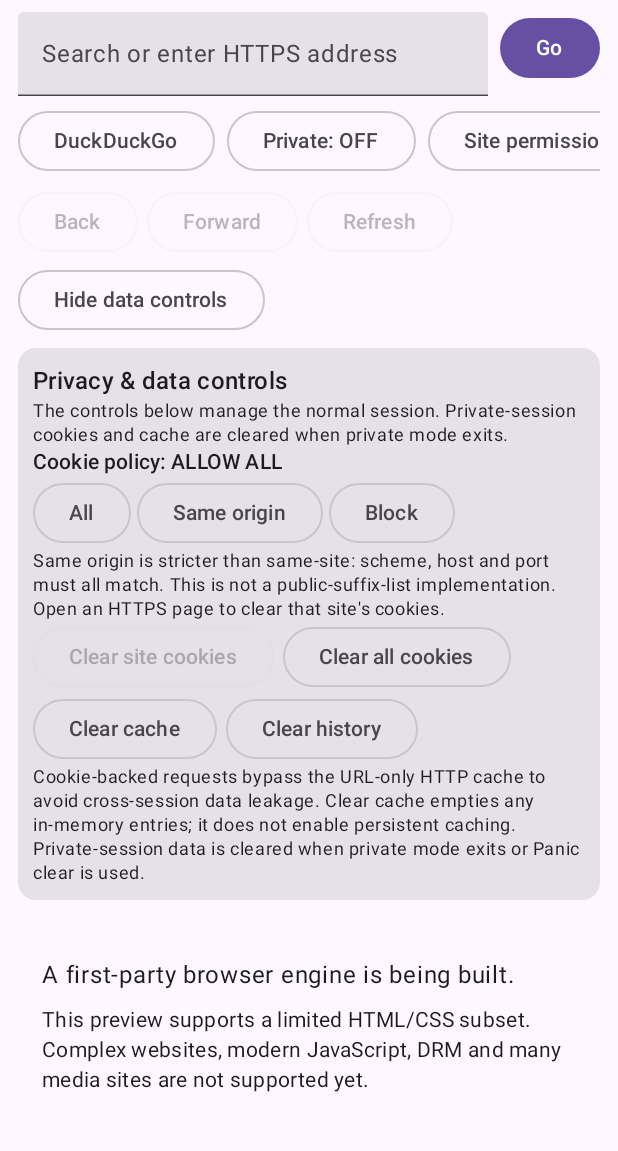
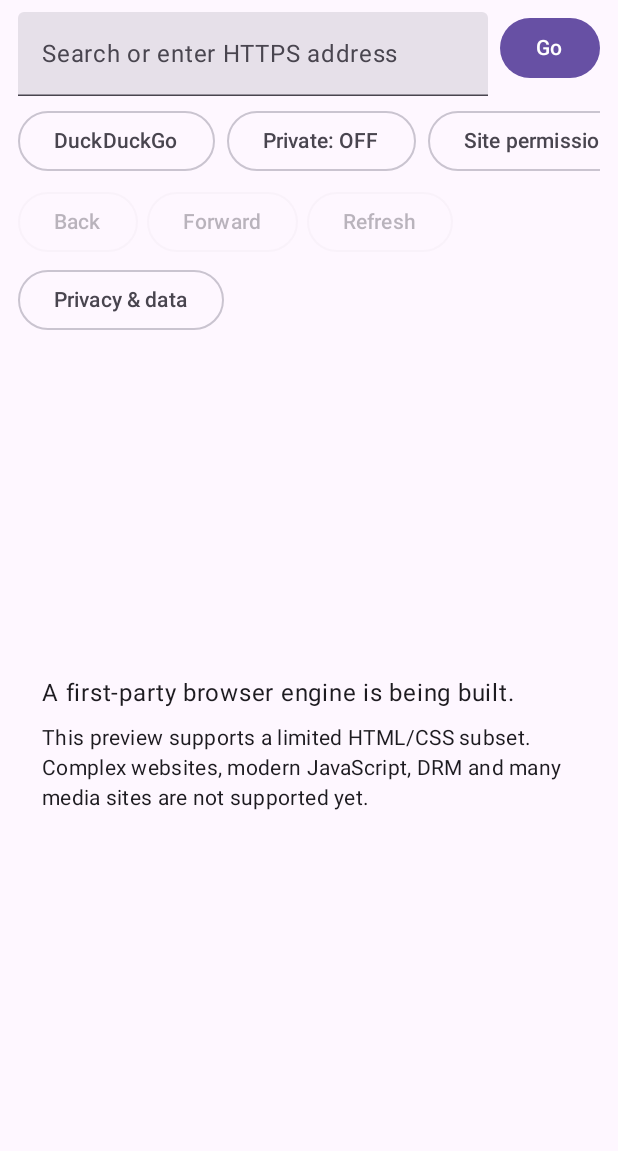
Before and after one commit to ishak6/fuck-ass-browser-, an Android app built with Jetpack Compose: the screen it shows after launch (MainActivity), after a tap on "Hide data controls", on a phone screen of 412 x 824 dp, the part 66-1217 px from its top. Run offline under Robolectric (Android 15) with nearby library versions, the phone set to English and light mode, and no system bars; 1 other tap on this screen came first.

Commit message:
Keep privacy data panel toggle reversible

```diff
--- a/app/src/main/java/com/fuckass/browser/MainActivity.kt
+++ b/app/src/main/java/com/fuckass/browser/MainActivity.kt
@@ -386,7 +386,7 @@ private fun BrowserShell(activity: ComponentActivity) {
                 ) { Text("Refresh") }
             }
             Row(modifier = Modifier.fillMaxWidth().padding(top = 4.dp)) {
-                OutlinedButton(onClick = { dataControlsPanel = true }) {
+                OutlinedButton(onClick = { dataControlsPanel = !dataControlsPanel }) {
                     Text(if (dataControlsPanel) "Hide data controls" else "Privacy & data")
                 }
             }
```
